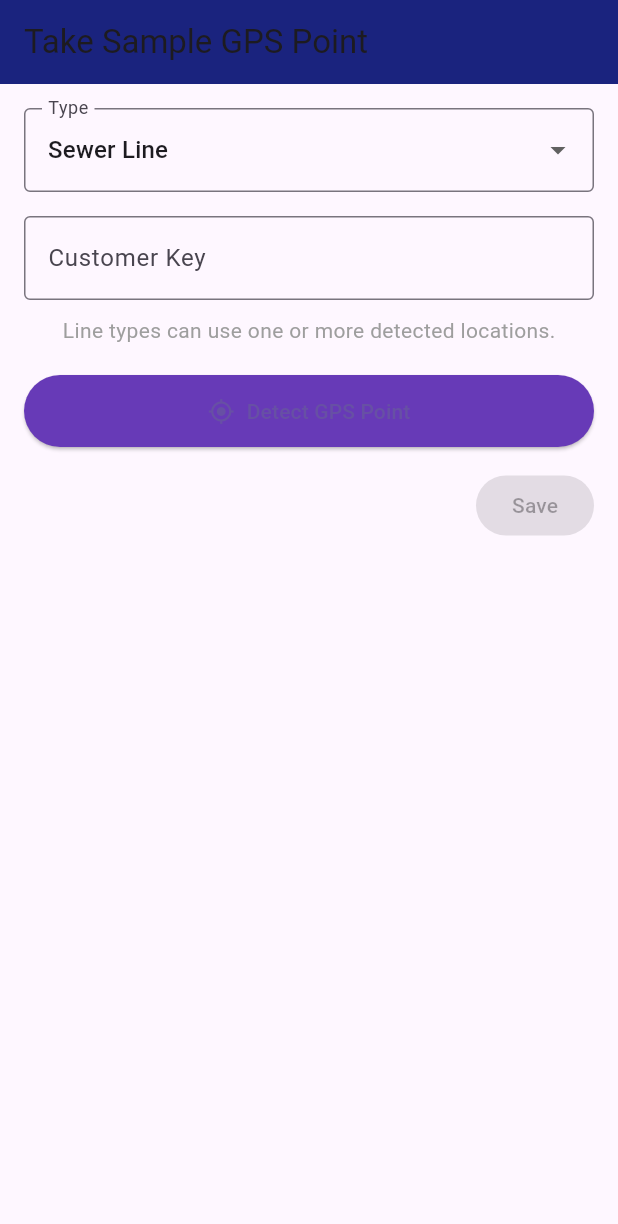
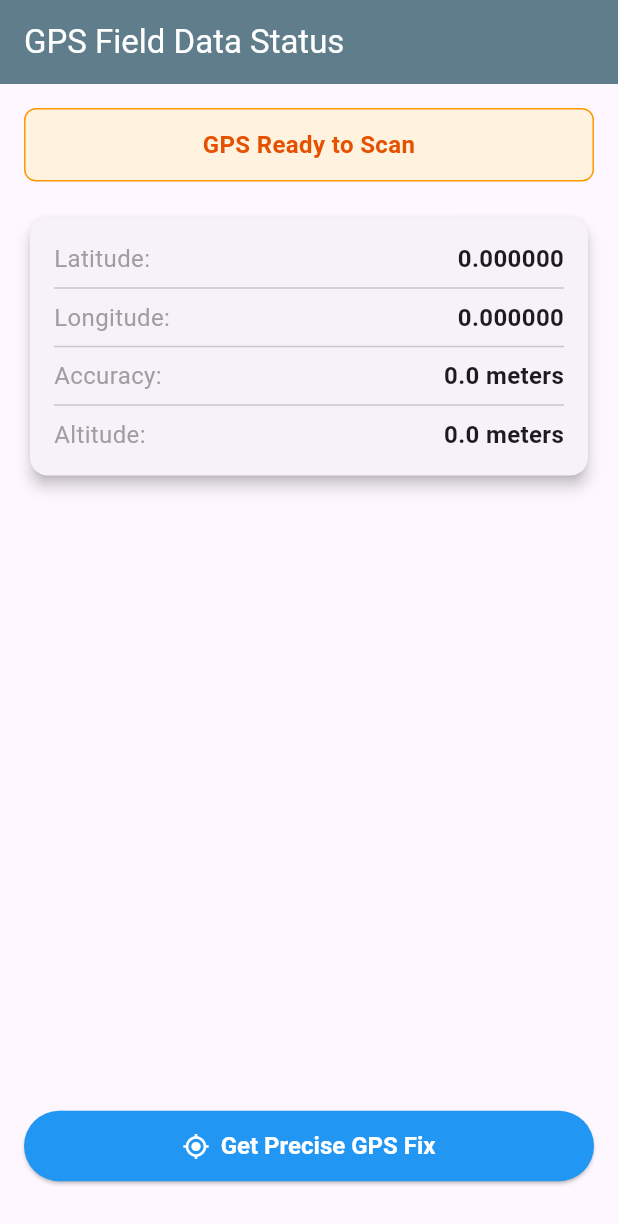
Before and after one commit to eyachewassefa511-pixel/gps-app, a Flutter app: the screen it shows after launch, on a phone screen of 412 x 824 dp. Shown: the top 1224 px of the screen. Run offline on Flutter 3.47's test engine with Material 3 defaults, Android fonts, the phone set to English and light mode, and no system bars; our stand-ins replace geolocator.

Commit message:
Update main.dart

```diff
--- a/lib/main.dart
+++ b/lib/main.dart
@@ -11,150 +11,181 @@ class MyApp extends StatelessWidget {
   @override
   Widget build(BuildContext context) {
     return MaterialApp(
-      debugShowCheckedModeBanner: false,
-      home: GPSSampleScreen(),
+      title: 'GPS Field Collector',
+      theme: ThemeData(
+        primarySwatch: Colors.blue,
+        useMaterial3: true,
+      ),
+      home: const GpsStatusPage(),
     );
   }
 }
 
-class GPSSampleScreen extends StatefulWidget {
-  const GPSSampleScreen({super.key});
+class GpsStatusPage extends StatefulWidget {
+  const GpsStatusPage({super.key});
 
   @override
-  _GPSSampleScreenState createState() => _GPSSampleScreenState();
+  State<GpsStatusPage> createState() => _GpsStatusPageState();
 }
 
-class _GPSSampleScreenState extends State<GPSSampleScreen> {
-  String _selectedType = 'Sewer Line';
-  final TextEditingController _customerKeyController = TextEditingController();
+class _GpsStatusPageState extends State<GpsStatusPage> {
+  String _statusMessage = "GPS Ready to Scan";
+  String _lat = "0.000000";
+  String _long = "0.000000";
+  String _accuracy = "0.0";
+  String _altitude = "0.0";
+  bool _isFetching = false;
 
-  Position? _currentPosition;
-  double? _accuracy;
-  bool _isLoading = false;
-  String? _errorMessage;
-
-  Future<void> _detectGPSPoint() async {
+  // Function to fetch high-precision GPS data targeting <= 5.0m
+  Future<void> _fetchGpsData() async {
     setState(() {
-      _isLoading = true;
-      _errorMessage = null;
+      _isFetching = true;
+      _statusMessage = "Acquiring satellites & fixing position...";
     });
 
     bool serviceEnabled;
     LocationPermission permission;
 
+    // Check if location services are enabled
     serviceEnabled = await Geolocator.isLocationServiceEnabled();
     if (!serviceEnabled) {
       setState(() {
-        _errorMessage = 'GPS አልበራም። እባክዎን Location ያብሩ።';
-        _isLoading = false;
+        _statusMessage = "GPS is disabled. Please turn on Location.";
+        _isFetching = false;
       });
       return;
     }
 
+    // Check permissions
     permission = await Geolocator.checkPermission();
     if (permission == LocationPermission.denied) {
       permission = await Geolocator.requestPermission();
       if (permission == LocationPermission.denied) {
         setState(() {
-          _errorMessage = 'የLocation ፍቃድ አልተሰጠም።';
-          _isLoading = false;
+          _statusMessage = "Location permissions are denied.";
+          _isFetching = false;
         });
         return;
       }
     }
 
+    if (permission == LocationPermission.deniedForever) {
+      setState(() {
+        _statusMessage = "Permissions permanently denied. Enable in settings.";
+        _isFetching = false;
+      });
+      return;
+    }
+
     try {
+      // Force high accuracy for <= 5m target
       Position position = await Geolocator.getCurrentPosition(
-        desiredAccuracy: LocationAccuracy.bestForNavigation,
+        desiredAccuracy: LocationAccuracy.best,
+        timeLimit: const Duration(seconds: 15),
       );
 
       setState(() {
-        _currentPosition = position;
-        _accuracy = position.accuracy;
-        _isLoading = false;
+        _lat = position.latitude.toStringAsFixed(6);
+        _long = position.longitude.toStringAsFixed(6);
+        _accuracy = position.accuracy.toStringAsFixed(1);
+        _altitude = position.altitude.toStringAsFixed(1);
 
-        if (position.accuracy > 5.0) {
-          _errorMessage = 'GPS accuracy (${position.accuracy.toStringAsFixed(1)}m) too low. Need ≤5.0m. Try again in an open area.';
+        if (position.accuracy <= 5.0) {
+          _statusMessage = "High Accuracy Fix Achieved (<= 5m)";
+        } else {
+          _statusMessage = "Low Accuracy. Move to an open sky area.";
         }
+        _isFetching = false;
       });
     } catch (e) {
       setState(() {
-        _errorMessage = 'ቦታውን ማግኘት አልተቻለም፦ $e';
-        _isLoading = false;
+        _statusMessage = "Error fetching GPS: $e";
+        _isFetching = false;
       });
     }
   }
 
   @override
   Widget build(BuildContext context) {
-    bool isSaveEnabled = _currentPosition != null && _accuracy != null && _accuracy! <= 5.0;
+    double accValue = double.tryParse(_accuracy) ?? 99.0;
+    bool isGoodAccuracy = accValue <= 5.0 && accValue > 0.0;
 
     return Scaffold(
       appBar: AppBar(
-        title: const Text('Take Sample GPS Point'),
-        backgroundColor: Colors.indigo[900],
+        title: const Text('GPS Field Data Status'),
+        backgroundColor: Colors.blueGrey,
+        foregroundColor: Colors.white,
       ),
       body: Padding(
         padding: const EdgeInsets.all(16.0),
         child: Column(
+          crossAxisAlignment: CrossAxisAlignment.stretch,
           children: [
-            DropdownButtonFormField<String>(
-              value: _selectedType,
-              decoration: const InputDecoration(labelText: 'Type', border: OutlineInputBorder()),
-              items: ['Sewer Line', 'Water Line', 'Customer Point']
-                  .map((label) => DropdownMenuItem(value: label, child: Text(label)))
-                  .toList(),
-              onChanged: (value) => setState(() => _selectedType = value!),
+            Container(
+              padding: const EdgeInsets.all(12),
+              decoration: BoxDecoration(
+                color: isGoodAccuracy ? Colors.green[50] : Colors.orange[50],
+                borderRadius: BorderRadius.circular(8),
+                border: Border.all(
+                  color: isGoodAccuracy ? Colors.green : Colors.orange,
+                ),
+              ),
+              child: Text(
+                _statusMessage,
+                style: TextStyle(
+                  fontSize: 16,
+                  fontWeight: FontWeight.bold,
+                  color: isGoodAccuracy ? Colors.green[800] : Colors.orange[900],
+                ),
+                textAlign: TextAlign.center,
+              ),
             ),
-            const SizedBox(height: 16),
-            TextField(
-              controller: _customerKeyController,
-              decoration: const InputDecoration(labelText: 'Customer Key', border: OutlineInputBorder()),
-            ),
-            const SizedBox(height: 10),
-            const Text('Line types can use one or more detected locations.', style: TextStyle(color: Colors.grey)),
             const SizedBox(height: 20),
-            SizedBox(
-              width: double.infinity,
-              child: ElevatedButton.icon(
-                onPressed: _isLoading ? null : _detectGPSPoint,
-                icon: const Icon(Icons.my_location),
-                label: Text(_isLoading ? 'Detecting...' : 'Detect GPS Point'),
-                style: ElevatedButton.styleFrom(
-                  backgroundColor: Colors.deepPurple,
-                  padding: const EdgeInsets.symmetric(vertical: 14),
+            Card(
+              elevation: 4,
+              child: Padding(
+                padding: const EdgeInsets.all(16.0),
+                child: Column(
+                  children: [
+                    _buildInfoRow("Latitude:", _lat),
+                    const Divider(),
+                    _buildInfoRow("Longitude:", _long),
+                    const Divider(),
+                    _buildInfoRow("Accuracy:", "$_accuracy meters"),
+                    const Divider(),
+                    _buildInfoRow("Altitude:", "$_altitude meters"),
+                  ],
                 ),
               ),
             ),
-            const SizedBox(height: 15),
-            Align(
-              alignment: Alignment.centerRight,
-              child: ElevatedButton(
-                onPressed: isSaveEnabled ? () {
-                  ScaffoldMessenger.of(context).showSnackBar(
-                    const SnackBar(content: Text('የGPS መረጃው በትክክል ተመዝግቧል!')),
-                  );
-                } : null,
-                child: const Text('Save'),
-              ),
-            ),
             const Spacer(),
-            if (_errorMessage != null)
-              Container(
-                width: double.infinity,
-                padding: const EdgeInsets.all(12),
-                decoration: BoxDecoration(
-                  color: Colors.red[700],
-                  borderRadius: BorderRadius.circular(8),
-                ),
-                child: Text(
-                  _errorMessage!,
-                  style: const TextStyle(color: Colors.white, fontWeight: FontWeight.bold),
-                ),
-              ),
+            _isFetching
+                ? const Center(child: CircularProgressIndicator())
+                : ElevatedButton.icon(
+                    onPressed: _fetchGpsData,
+                    icon: const Icon(Icons.my_location),
+                    label: const Text('Get Precise GPS Fix'),
+                    style: ElevatedButton.styleFrom(
+                      backgroundColor: Colors.blue,
+                      foregroundColor: Colors.white,
+                      padding: const EdgeInsets.symmetric(vertical: 14),
+                      textStyle: const TextStyle(fontSize: 16, fontWeight: FontWeight.bold),
+                    ),
+                  ),
+            const SizedBox(height: 20),
           ],
         ),
       ),
     );
   }
+
+  Widget _buildInfoRow(String label, String value) {
+    return Row(
+      mainAxisAlignment: MainAxisAlignment.spaceBetween,
+      children: [
+        Text(label, style: const TextStyle(fontSize: 16, color: Colors.grey)),
+        Text(value, style: const TextStyle(fontSize: 16, fontWeight: FontWeight.bold)),
+      ],
+    );
+  }
 }
```
